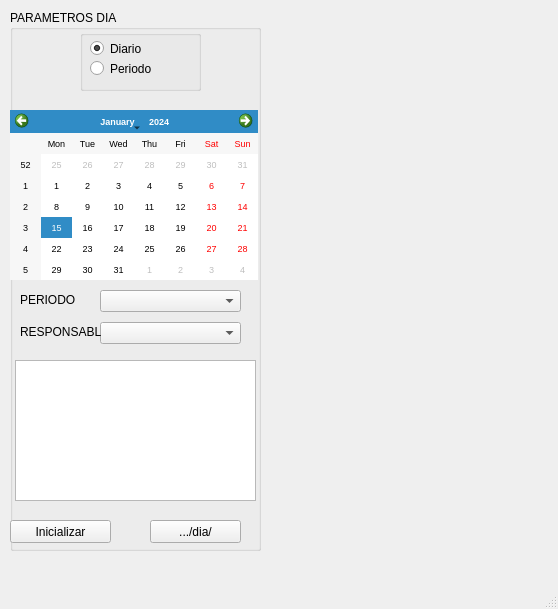
Before: the Qt Designer form src/ui/inicio.ui in RedSismicaAustro/rsa_sismologia, drawn with Qt 5.
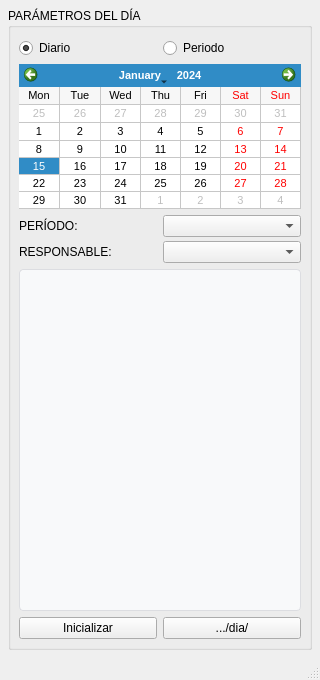
After: the same form once the commit is applied.

What changed in the file:
```diff
--- a/src/ui/inicio.ui
+++ b/src/ui/inicio.ui
@@ -6,175 +6,161 @@
    <rect>
     <x>0</x>
     <y>0</y>
-    <width>558</width>
-    <height>609</height>
+    <width>320</width>
+    <height>680</height>
    </rect>
   </property>
   <property name="windowTitle">
    <string>MainWindow</string>
   </property>
   <widget class="QWidget" name="centralwidget">
+   <layout class="QVBoxLayout" name="verticalLayoutCentral">
+    <property name="spacing">
+     <number>6</number>
+    </property>
+    <property name="leftMargin">
+     <number>8</number>
+    </property>
+    <property name="topMargin">
+     <number>8</number>
+    </property>
+    <property name="rightMargin">
+     <number>8</number>
+    </property>
+    <property name="bottomMargin">
+     <number>8</number>
+    </property>
+    <item>
    <widget class="QGroupBox" name="cmbx_resposables_2">
-    <property name="geometry">
-     <rect>
-      <x>10</x>
-      <y>10</y>
-      <width>251</width>
-      <height>541</height>
-     </rect>
-    </property>
     <property name="title">
-     <string>PARAMETROS DIA</string>
-    </property>
-    <widget class="QPushButton" name="Btn_Iniciar">
-     <property name="geometry">
-      <rect>
-       <x>0</x>
-       <y>510</y>
-       <width>101</width>
-       <height>23</height>
-      </rect>
-     </property>
-     <property name="text">
-      <string>Inicializar</string>
-     </property>
-    </widget>
-    <widget class="QPushButton" name="Btn_drive">
-     <property name="enabled">
-      <bool>true</bool>
-     </property>
-     <property name="geometry">
-      <rect>
-       <x>140</x>
-       <y>510</y>
-       <width>91</width>
-       <height>23</height>
-      </rect>
-     </property>
-     <property name="text">
-      <string>.../dia/</string>
-     </property>
-    </widget>
-    <widget class="QTextEdit" name="mensajes">
-     <property name="geometry">
-      <rect>
-       <x>5</x>
-       <y>350</y>
-       <width>241</width>
-       <height>141</height>
-      </rect>
-     </property>
-    </widget>
-    <widget class="QComboBox" name="cmbx_resposables">
-     <property name="enabled">
-      <bool>true</bool>
-     </property>
-     <property name="geometry">
-      <rect>
-       <x>90</x>
-       <y>312</y>
-       <width>141</width>
-       <height>22</height>
-      </rect>
-     </property>
-    </widget>
-    <widget class="QLabel" name="label_3">
-     <property name="geometry">
-      <rect>
-       <x>10</x>
-       <y>312</y>
-       <width>81</width>
-       <height>20</height>
-      </rect>
-     </property>
+       <string>PARÁMETROS DEL DÍA</string>
+      </property>
+      <layout class="QVBoxLayout" name="layoutGrupoParams">
+       <property name="spacing">
+        <number>6</number>
+       </property>
+       <property name="leftMargin">
+        <number>8</number>
+       </property>
+       <property name="topMargin">
+        <number>10</number>
+       </property>
+       <property name="rightMargin">
+        <number>8</number>
+       </property>
+       <property name="bottomMargin">
+        <number>8</number>
+       </property>
+       <item>
+        <layout class="QHBoxLayout" name="layoutModo">
+         <item>
+          <widget class="QRadioButton" name="radioButton_diario">
      <property name="text">
-      <string>RESPONSABLE</string>
-     </property>
-    </widget>
-    <widget class="QComboBox" name="cmbx_periodo">
-     <property name="enabled">
+            <string>Diario</string>
+           </property>
+           <property name="checked">
       <bool>true</bool>
      </property>
-     <property name="geometry">
-      <rect>
-       <x>90</x>
-       <y>280</y>
-       <width>141</width>
-       <height>22</height>
-      </rect>
-     </property>
-    </widget>
-    <widget class="QLabel" name="label_4">
-     <property name="geometry">
-      <rect>
-       <x>10</x>
-       <y>280</y>
-       <width>81</width>
-       <height>20</height>
-      </rect>
-     </property>
+          </widget>
+         </item>
+         <item>
+          <widget class="QRadioButton" name="radioButton_periodo">
      <property name="text">
-      <string>PERIODO</string>
-     </property>
-    </widget>
+            <string>Periodo</string>
+           </property>
+          </widget>
+         </item>
+        </layout>
+       </item>
+       <item>
     <widget class="QCalendarWidget" name="dia">
-     <property name="geometry">
-      <rect>
-       <x>0</x>
-       <y>100</y>
-       <width>248</width>
-       <height>170</height>
-      </rect>
+         <property name="maximumSize">
+          <size>
+           <width>16777215</width>
+           <height>145</height>
+          </size>
      </property>
      <property name="font">
       <font>
-       <pointsize>7</pointsize>
-      </font>
-     </property>
-    </widget>
-    <widget class="QGroupBox" name="cmbx_resposables_3">
-     <property name="geometry">
-      <rect>
-       <x>70</x>
-       <y>20</y>
-       <width>121</width>
-       <height>61</height>
-      </rect>
-     </property>
-     <property name="title">
-      <string/>
-     </property>
-     <widget class="QRadioButton" name="radioButton_periodo">
-      <property name="geometry">
-       <rect>
-        <x>10</x>
-        <y>30</y>
-        <width>82</width>
-        <height>17</height>
-       </rect>
-      </property>
+           <pointsize>8</pointsize>
+          </font>
+         </property>
+         <property name="gridVisible">
+          <bool>true</bool>
+         </property>
+         <property name="verticalHeaderFormat">
+          <enum>QCalendarWidget::NoVerticalHeader</enum>
+         </property>
+        </widget>
+       </item>
+       <item>
+        <layout class="QGridLayout" name="gridOpciones">
+         <property name="horizontalSpacing">
+          <number>6</number>
+         </property>
+         <property name="verticalSpacing">
+          <number>4</number>
+         </property>
+         <item row="0" column="0">
+          <widget class="QLabel" name="label_4">
       <property name="text">
-       <string>Periodo</string>
-      </property>
-     </widget>
-     <widget class="QRadioButton" name="radioButton_diario">
-      <property name="geometry">
-       <rect>
-        <x>10</x>
-        <y>10</y>
-        <width>82</width>
-        <height>17</height>
-       </rect>
-      </property>
+            <string>PERÍODO:</string>
+           </property>
+          </widget>
+         </item>
+         <item row="0" column="1">
+          <widget class="QComboBox" name="cmbx_periodo"/>
+         </item>
+         <item row="1" column="0">
+          <widget class="QLabel" name="label_3">
       <property name="text">
-       <string>Diario</string>
-      </property>
-      <property name="checked">
+            <string>RESPONSABLE:</string>
+           </property>
+          </widget>
+         </item>
+         <item row="1" column="1">
+          <widget class="QComboBox" name="cmbx_resposables"/>
+         </item>
+        </layout>
+       </item>
+       <item>
+        <widget class="QTextEdit" name="mensajes">
+         <property name="readOnly">
        <bool>true</bool>
       </property>
-     </widget>
-    </widget>
-   </widget>
+         <property name="minimumSize">
+          <size>
+           <width>0</width>
+           <height>95</height>
+          </size>
+         </property>
+         <property name="styleSheet">
+          <string notr="true">background-color: #f8f9fa; border: 1px solid #dcdde1; border-radius: 4px; padding: 4px; font-family: 'Segoe UI', Arial; font-size: 9pt;</string>
+         </property>
+        </widget>
+       </item>
+       <item>
+        <layout class="QHBoxLayout" name="layoutBotones">
+         <item>
+          <widget class="QPushButton" name="Btn_Iniciar">
+           <property name="text">
+            <string>Inicializar</string>
+           </property>
+          </widget>
+         </item>
+         <item>
+          <widget class="QPushButton" name="Btn_drive">
+           <property name="text">
+            <string>.../dia/</string>
+           </property>
+          </widget>
+         </item>
+        </layout>
+       </item>
+      </layout>
+     </widget>
+    </item>
+   </layout>
   </widget>
   <widget class="QMenuBar" name="menubar">
    <property name="geometry">
```
Left out of the diff: 4 changed lines with no effect on the pictures. Lines whose indentation alone changed are shown as unchanged.
